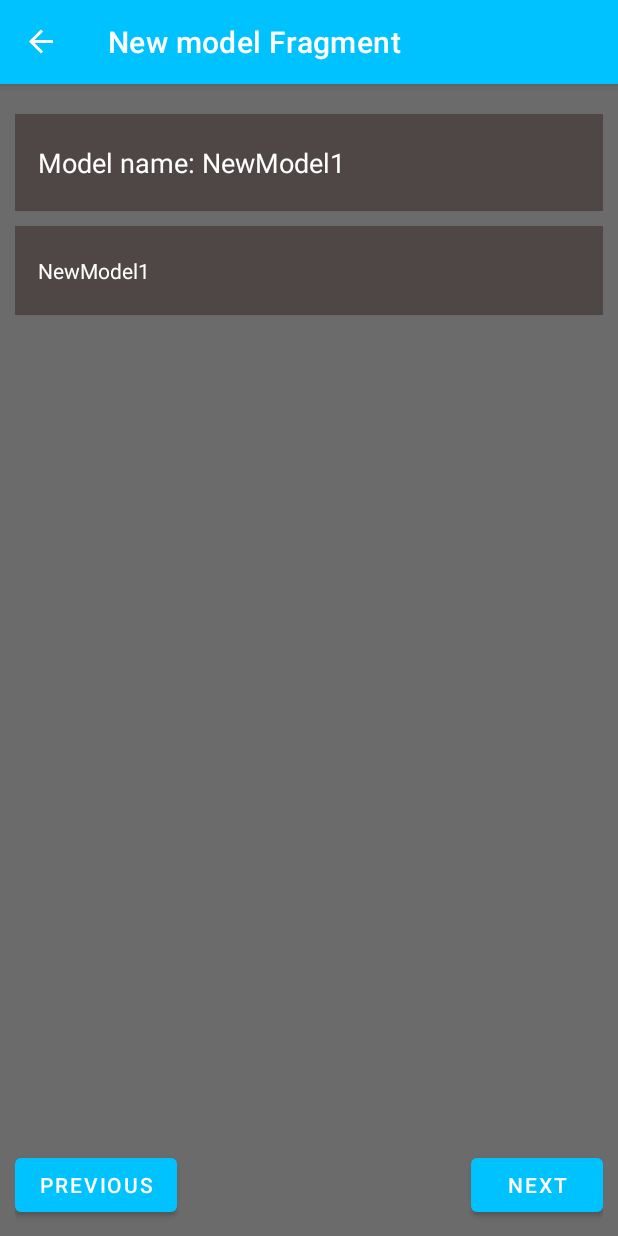
After one commit to qriwty/vicinity, an Android app: the NewModelFragment screen opened through its navigation route, on a phone screen of 412 x 824 dp. The commit adds this screen. Run offline under Robolectric (Android 15) with nearby library versions, the phone set to English and light mode, and no system bars; our stand-ins replace navigation-ui.

Commit message:
Added New Model page

```diff
--- a/app/src/main/java/com/lada/vicinity/FirstFragment.kt
+++ b/app/src/main/java/com/lada/vicinity/MenuFragment.kt
@@ -6,17 +6,15 @@ import android.view.LayoutInflater
 import android.view.View
 import android.view.ViewGroup
 import androidx.navigation.fragment.findNavController
-import com.lada.vicinity.databinding.FragmentFirstBinding
+import com.lada.vicinity.databinding.FragmentMenuBinding
 
 /**
  * A simple [Fragment] subclass as the default destination in the navigation.
  */
-class FirstFragment : Fragment() {
+class MenuFragment : Fragment() {
 
-    private var _binding: FragmentFirstBinding? = null
+    private var _binding: FragmentMenuBinding? = null
 
-    // This property is only valid between onCreateView and
-    // onDestroyView.
     private val binding get() = _binding!!
 
     override fun onCreateView(
@@ -24,7 +22,7 @@ class FirstFragment : Fragment() {
         savedInstanceState: Bundle?
     ): View? {
 
-        _binding = FragmentFirstBinding.inflate(inflater, container, false)
+        _binding = FragmentMenuBinding.inflate(inflater, container, false)
         return binding.root
 
     }
@@ -33,15 +31,15 @@ class FirstFragment : Fragment() {
         super.onViewCreated(view, savedInstanceState)
 
         binding.buttonNewModel.setOnClickListener {
-            findNavController().navigate(R.id.action_FirstFragment_to_SecondFragment)
+            findNavController().navigate(R.id.action_MenuFragment_to_NewModelFragment)
         }
 
         binding.buttonGallery.setOnClickListener {
-            findNavController().navigate(R.id.action_FirstFragment_to_ThirdFragment)
+            findNavController().navigate(R.id.action_MenuFragment_to_GalleryFragment)
         }
 
         binding.buttonSettings.setOnClickListener {
-            findNavController().navigate(R.id.action_FirstFragment_to_FourthFragment)
+            findNavController().navigate(R.id.action_MenuFragment_to_SettingsFragment)
         }
 
     }
--- /dev/null
+++ b/app/src/main/java/com/lada/vicinity/Model.kt
@@ -0,0 +1,9 @@
+package com.lada.vicinity
+
+import java.util.*
+
+data class Model (
+    var name: String,
+    var creationDate: Date = Calendar.getInstance().time,
+    var updateTime: Date = Calendar.getInstance().time
+)
--- /dev/null
+++ b/app/src/main/java/com/lada/vicinity/NewModelFragment.kt
@@ -0,0 +1,131 @@
+package com.lada.vicinity
+
+import android.os.Bundle
+import android.text.Editable
+import androidx.fragment.app.Fragment
+import android.view.LayoutInflater
+import android.view.View
+import android.view.ViewGroup
+import android.widget.Toast
+import androidx.core.widget.doAfterTextChanged
+import androidx.navigation.fragment.findNavController
+import com.lada.vicinity.databinding.FragmentNewModelBinding
+import java.io.File
+import com.google.gson.Gson
+
+/**
+ * A simple [Fragment] subclass as the second destination in the navigation.
+ */
+class NewModelFragment : Fragment() {
+
+    private var _binding: FragmentNewModelBinding? = null
+
+    private val binding get() = _binding!!
+
+    private var model: Model? = null
+
+    override fun onCreateView(
+        inflater: LayoutInflater, container: ViewGroup?,
+        savedInstanceState: Bundle?
+    ): View {
+
+        _binding = FragmentNewModelBinding.inflate(inflater, container, false)
+        return binding.root
+
+    }
+
+    override fun onViewCreated(view: View, savedInstanceState: Bundle?) {
+        super.onViewCreated(view, savedInstanceState)
+
+        setDefaultValues()
+
+        binding.buttonNewModelPrevious.setOnClickListener {
+            findNavController().navigate(R.id.action_NewModelFragment_to_MenuFragment)
+        }
+
+        binding.editNewModelName.doAfterTextChanged { it ->
+            updateName(it)
+        }
+
+        binding.buttonNewModelNext.setOnClickListener {
+            createNewModel()
+        }
+    }
+
+    override fun onDestroyView() {
+        super.onDestroyView()
+        _binding = null
+    }
+
+    private fun isModelNameValid(name: String): Boolean {
+        return name.matches("^\\w+\$?".toRegex())
+    }
+
+    private fun showNameError(name: String) {
+        val errorBar = binding.newModelInfo
+
+        errorBar.text = getString(R.string.new_model_name_error, name)
+        errorBar.visibility = View.VISIBLE
+    }
+
+    private fun hideNameError() {
+        val errorBar = binding.newModelInfo
+
+        if (errorBar.visibility == View.VISIBLE) {
+            errorBar.visibility = View.GONE
+        }
+    }
+
+    private fun setDefaultValues() {
+        val defaultName = getString(R.string.new_model_name_default)
+        val modelTitle = binding.newModelName
+
+        modelTitle.text = getString(R.string.new_model_name, defaultName)
+
+        model = Model(defaultName)
+    }
+
+    private fun updateName(it: Editable?) {
+        val inputText = it.toString()
+
+        if (isModelNameValid(inputText)) {
+            hideNameError()
+
+            binding.newModelName.text = getString(R.string.new_model_name, inputText)
+            model = Model(inputText)
+
+        } else {
+            showNameError(inputText)
+        }
+
+    }
+
+    private fun createFolder(name: String): File {
+        val filesDir = activity?.filesDir
+        val folder = File(filesDir, name)
+
+        folder.mkdir()
+
+        return folder
+    }
+
+    private fun writeModel(model: Model, folder: File, fileName: String) {
+        val file = folder.resolve(File(fileName))
+        val gson = Gson()
+        val gsonModel = gson.toJson(model)
+
+        file.writeText(gsonModel)
+    }
+
+    private fun createNewModel() {
+        val folder = createFolder(model!!.name)
+
+        Toast.makeText(activity, folder.path, Toast.LENGTH_LONG).show()
+
+        writeModel(model!!, folder, "config.json")
+
+
+
+    }
+
+}
--- a/app/src/main/res/layout/fragment_first.xml
+++ b/app/src/main/res/layout/fragment_menu.xml
@@ -4,7 +4,7 @@
     xmlns:tools="http://schemas.android.com/tools"
     android:layout_width="match_parent"
     android:layout_height="match_parent"
-    tools:context=".FirstFragment">
+    tools:context=".MenuFragment">
 
     <LinearLayout
         android:layout_width="fill_parent"
--- /dev/null
+++ b/app/src/main/res/layout/fragment_new_model.xml
@@ -0,0 +1,75 @@
+<?xml version="1.0" encoding="utf-8"?>
+<androidx.constraintlayout.widget.ConstraintLayout xmlns:android="http://schemas.android.com/apk/res/android"
+    xmlns:app="http://schemas.android.com/apk/res-auto"
+    xmlns:tools="http://schemas.android.com/tools"
+    android:layout_width="match_parent"
+    android:layout_height="match_parent"
+    android:layout_margin="10dp"
+    tools:context=".NewModelFragment">
+
+
+    <TextView
+        android:id="@+id/newModelName"
+        android:layout_width="fill_parent"
+        android:layout_height="wrap_content"
+        android:paddingVertical="20dp"
+        android:paddingHorizontal="15dp"
+        android:layout_marginVertical="10dp"
+        android:background="@color/coal"
+        android:text="@string/new_model_name"
+        android:textColor="@color/white"
+        android:textSize="18dp"
+        app:layout_constraintStart_toStartOf="parent"
+        app:layout_constraintTop_toTopOf="parent" />
+
+    <EditText
+        android:id="@+id/editNewModelName"
+        android:layout_width="fill_parent"
+        android:layout_height="wrap_content"
+        android:paddingVertical="20dp"
+        android:paddingHorizontal="15dp"
+        android:layout_marginVertical="10dp"
+        android:background="@color/coal"
+        android:ems="10"
+        android:inputType="textPersonName"
+        android:hint="@string/new_model_name_default"
+        android:textColorHint="@color/white"
+        android:textColor="@color/white"
+        android:textSize="14dp"
+        app:layout_constraintEnd_toEndOf="parent"
+        app:layout_constraintStart_toStartOf="parent"
+        app:layout_constraintTop_toBottomOf="@+id/newModelName" />
+
+    <TextView
+        android:id="@+id/newModelInfo"
+        android:layout_width="fill_parent"
+        android:layout_height="wrap_content"
+        android:layout_marginVertical="10dp"
+        android:background="@color/coal"
+        android:paddingHorizontal="15dp"
+        android:paddingVertical="20dp"
+        android:text="@string/new_model_name_error"
+        android:visibility="invisible"
+        android:textColor="@color/error"
+        android:textSize="14dp"
+        app:layout_constraintEnd_toEndOf="parent"
+        app:layout_constraintStart_toStartOf="parent"
+        app:layout_constraintTop_toBottomOf="@+id/editNewModelName" />
+
+    <Button
+        android:id="@+id/buttonNewModelPrevious"
+        android:layout_width="wrap_content"
+        android:layout_height="wrap_content"
+        android:text="@string/previous"
+        app:layout_constraintBottom_toBottomOf="parent"
+        app:layout_constraintStart_toStartOf="parent" />
+
+    <Button
+        android:id="@+id/buttonNewModelNext"
+        android:layout_width="wrap_content"
+        android:layout_height="wrap_content"
+        android:text="@string/next"
+        app:layout_constraintBottom_toBottomOf="parent"
+        app:layout_constraintEnd_toEndOf="parent" />
+
+</androidx.constraintlayout.widget.ConstraintLayout>
--- a/app/src/main/res/navigation/nav_graph.xml
+++ b/app/src/main/res/navigation/nav_graph.xml
@@ -3,52 +3,52 @@
     xmlns:app="http://schemas.android.com/apk/res-auto"
     xmlns:tools="http://schemas.android.com/tools"
     android:id="@+id/nav_graph"
-    app:startDestination="@id/FirstFragment">
+    app:startDestination="@id/MenuFragment">
 
     <fragment
-        android:id="@+id/FirstFragment"
-        android:name="com.lada.vicinity.FirstFragment"
-        android:label="@string/first_fragment_label"
-        tools:layout="@layout/fragment_first">
+        android:id="@+id/MenuFragment"
+        android:name="com.lada.vicinity.MenuFragment"
+        android:label="@string/menu_fragment_label"
+        tools:layout="@layout/fragment_menu">
 
         <action
-            android:id="@+id/action_FirstFragment_to_SecondFragment"
-            app:destination="@id/SecondFragment" />
+            android:id="@+id/action_MenuFragment_to_NewModelFragment"
+            app:destination="@id/NewModelFragment" />
         <action
-            android:id="@+id/action_FirstFragment_to_ThirdFragment"
-            app:destination="@id/ThirdFragment" />
+            android:id="@+id/action_MenuFragment_to_GalleryFragment"
+            app:destination="@id/GalleryFragment" />
         <action
-            android:id="@+id/action_FirstFragment_to_FourthFragment"
-            app:destination="@id/FourthFragment" />
+            android:id="@+id/action_MenuFragment_to_SettingsFragment"
+            app:destination="@id/SettingsFragment" />
     </fragment>
     <fragment
-        android:id="@+id/SecondFragment"
-        android:name="com.lada.vicinity.SecondFragment"
-        android:label="@string/second_fragment_label"
-        tools:layout="@layout/fragment_second">
+        android:id="@+id/NewModelFragment"
+        android:name="com.lada.vicinity.NewModelFragment"
+        android:label="@string/new_model_fragment_label"
+        tools:layout="@layout/fragment_new_model">
 
         <action
-            android:id="@+id/action_SecondFragment_to_FirstFragment"
-            app:destination="@id/FirstFragment" />
+            android:id="@+id/action_NewModelFragment_to_MenuFragment"
+            app:destination="@id/MenuFragment" />
     </fragment>
     <fragment
-        android:id="@+id/ThirdFragment"
-        android:name="com.lada.vicinity.ThirdFragment"
-        android:label="@string/third_fragment_label"
-        tools:layout="@layout/fragment_third">
+        android:id="@+id/GalleryFragment"
+        android:name="com.lada.vicinity.GalleryFragment"
+        android:label="@string/gallery_fragment_label"
+        tools:layout="@layout/fragment_gallery">
 
         <action
-            android:id="@+id/action_ThirdFragment_to_FirstFragment"
-            app:destination="@id/FirstFragment" />
+            android:id="@+id/action_GalleryFragment_to_MenuFragment"
+            app:destination="@id/MenuFragment" />
     </fragment>
     <fragment
-        android:id="@+id/FourthFragment"
-        android:name="com.lada.vicinity.FourthFragment"
-        android:label="@string/fourth_fragment_label"
-        tools:layout="@layout/fragment_fourth">
+        android:id="@+id/SettingsFragment"
+        android:name="com.lada.vicinity.SettingsFragment"
+        android:label="@string/settings_fragment_label"
+        tools:layout="@layout/fragment_settings">
 
         <action
-            android:id="@+id/action_FourthFragment_to_FirstFragment"
-            app:destination="@id/FirstFragment" />
+            android:id="@+id/action_SettingsFragment_to_MenuFragment"
+            app:destination="@id/MenuFragment" />
     </fragment>
 </navigation>
--- a/app/src/main/res/values/colors.xml
+++ b/app/src/main/res/values/colors.xml
@@ -10,4 +10,8 @@
     <color name="teal_700">#FF018786</color>
     <color name="black">#FF000000</color>
     <color name="white">#FFFFFFFF</color>
+
+    <color name="success">#FF0BA11F</color>
+    <color name="error">#FFDA171F</color>
+
 </resources>
--- a/app/src/main/res/values/strings.xml
+++ b/app/src/main/res/values/strings.xml
@@ -3,15 +3,20 @@
     <string name="action_gallery">Gallery</string>
     <string name="action_settings">Settings</string>
     <!-- Strings used for fragments for navigation -->
-    <string name="first_fragment_label">First Fragment</string>
-    <string name="second_fragment_label">Second Fragment</string>
-    <string name="third_fragment_label">Third Fragment</string>
-    <string name="fourth_fragment_label">Fourth Fragment</string>
+    <string name="menu_fragment_label">Vicinity</string>
+    <string name="new_model_fragment_label">New model Fragment</string>
+    <string name="gallery_fragment_label">Gallery Fragment</string>
+    <string name="settings_fragment_label">Settings Fragment</string>
+
     <string name="next">Next</string>
     <string name="previous">Previous</string>
 
-    <string name="hello_first_fragment">Test changes</string>
-    <string name="hello_second_fragment">Hello second fragment. Arg: %1$s</string>
+<!--    <string name="hello_first_fragment">Hello first fragment</string>-->
+<!--    <string name="hello_second_fragment">Hello second fragment. Arg: %1$s</string>-->
+
+    <string name="new_model_name_default">NewModel1</string>
+    <string name="new_model_name">Model name: %1$s</string>
+    <string name="new_model_name_error">ERROR: Model name [%1$s] is not valid</string>
 
     <string name="settings_greeting">This app is perfect. You don`t need any settings.</string>
 </resources>
--- a/build.gradle
+++ b/build.gradle
@@ -1,8 +1,8 @@
 // Top-level build file where you can add configuration options common to all sub-projects/modules.
 plugins {
-    id 'com.android.application' version '7.1.3' apply false
-    id 'com.android.library' version '7.1.3' apply false
-    id 'org.jetbrains.kotlin.android' version '1.6.21' apply false
+    id 'com.android.application' version '7.2.1' apply false
+    id 'com.android.library' version '7.2.1' apply false
+    id 'org.jetbrains.kotlin.android' version '1.7.0' apply false
 }
 
 task clean(type: Delete) {
```
Also changed, not shown: app/build.gradle (+4 -3 lines), app/src/main/java/com/lada/vicinity/GalleryFragment.kt (renamed from app/src/main/java/com/lada/vicinity/ThirdFragment.kt, +6 -6 lines), app/src/main/java/com/lada/vicinity/SecondFragment.kt (deleted, +0 -44 lines), app/src/main/java/com/lada/vicinity/SettingsFragment.kt (renamed from app/src/main/java/com/lada/vicinity/FourthFragment.kt, +6 -7 lines), app/src/main/res/layout/fragment_fourth.xml (deleted, +0 -35 lines), app/src/main/res/layout/fragment_gallery.xml (renamed from app/src/main/res/layout/fragment_third.xml, +5 -5 lines), app/src/main/res/layout/fragment_settings.xml (renamed from app/src/main/res/layout/fragment_second.xml, +14 -6 lines), gradle/wrapper/gradle-wrapper.properties.
